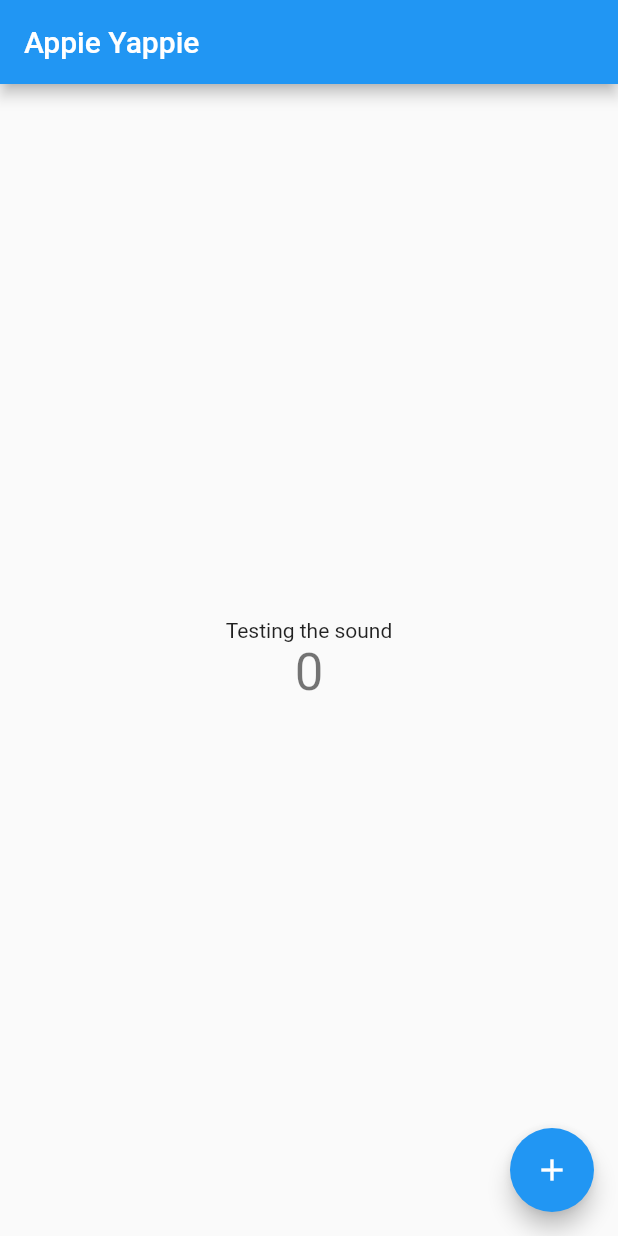
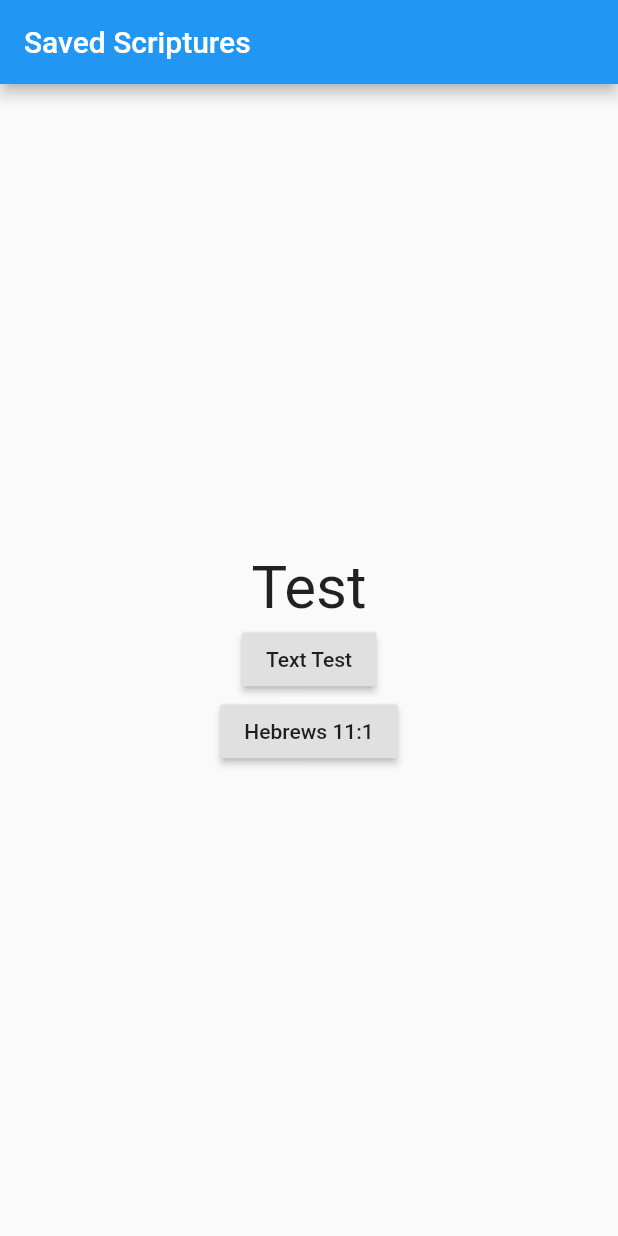
Before and after one commit to PaulWondel/android-app, a Flutter app: the screen it shows after launch, on a phone screen of 412 x 824 dp. Run offline on Flutter 3.47's test engine with Material 2 defaults, Android fonts, the phone set to English and light mode, and no system bars.

Commit message:
First working version

```diff
--- a/appie_yappie/lib/main.dart
+++ b/appie_yappie/lib/main.dart
@@ -1,5 +1,4 @@
 import 'package:flutter/material.dart';
-import 'package:flutter_sound/flutter_sound.dart';
 
 void main() {
   runApp(const MyApp());
@@ -8,109 +7,85 @@ void main() {
 class MyApp extends StatelessWidget {
   const MyApp({Key? key}) : super(key: key);
 
-  // This widget is the root of your application.
   @override
   Widget build(BuildContext context) {
-    return MaterialApp(
-      title: 'Flutter Demo',
-      theme: ThemeData(
-        // This is the theme of your application.
-        //
-        // Try running your application with "flutter run". You'll see the
-        // application has a blue toolbar. Then, without quitting the app, try
-        // changing the primarySwatch below to Colors.green and then invoke
-        // "hot reload" (press "r" in the console where you ran "flutter run",
-        // or simply save your changes to "hot reload" in a Flutter IDE).
-        // Notice that the counter didn't reset back to zero; the application
-        // is not restarted.
-        primarySwatch: Colors.blue,
-      ),
-      home: const MyHomePage(title: 'Appie Yappie'),
+    return const MaterialApp(
+      title: 'Appie Yappie',
+      // home: RandomWords(),
+      // home: SoundPlayer(),
+      home: HomePage(),
     );
   }
 }
 
-class MyHomePage extends StatefulWidget {
-  const MyHomePage({Key? key, required this.title}) : super(key: key);
-
-  // This widget is the home page of your application. It is stateful, meaning
-  // that it has a State object (defined below) that contains fields that affect
-  // how it looks.
-
-  // This class is the configuration for the state. It holds the values (in this
-  // case the title) provided by the parent (in this case the App widget) and
-  // used by the build method of the State. Fields in a Widget subclass are
-  // always marked "final".
-
-  final String title;
+class HomePage extends StatefulWidget {
+  const HomePage({Key? key}) : super(key: key);
 
   @override
-  State<MyHomePage> createState() => _MyHomePageState();
+  _HomePageState createState() => _HomePageState();
 }
 
-class _MyHomePageState extends State<MyHomePage> {
-  int _counter = 0;
+class _HomePageState extends State<HomePage> {
+  String msg = 'Test';
 
-  void _incrementCounter() {
+  final ButtonStyle raisedButtonStyle = ElevatedButton.styleFrom(
+    onPrimary: Colors.black87,
+    primary: Colors.grey[300],
+    minimumSize: Size(88, 36),
+    padding: EdgeInsets.symmetric(horizontal: 16),
+    shape: const RoundedRectangleBorder(
+      borderRadius: BorderRadius.all(Radius.circular(2)),
+    ),
+  );
+
+  @override
+  Widget build(BuildContext contect) {
+    return Scaffold(
+      appBar: AppBar(
+        title: const Text('Saved Scriptures'),
+      ),
+      body: Container(
+        child: Center(
+            child: Column(
+          mainAxisAlignment: MainAxisAlignment.center,
+          children: <Widget>[
+            Text(
+              msg,
+              style: TextStyle(
+                fontSize: 40,
+              ),
+              textAlign: TextAlign.center,
+            ),
+            ElevatedButton(
+              style: raisedButtonStyle,
+              onPressed: changeText,
+              child: const Text('Text Test'),
+            ),
+            ElevatedButton(
+              style: raisedButtonStyle,
+              onPressed: scripture,
+              child: const Text('Hebrews 11:1'),
+            )
+          ],
+        )),
+      ),
+    );
+  }
+
+  void changeText() {
     setState(() {
-      // This call to setState tells the Flutter framework that something has
-      // changed in this State, which causes it to rerun the build method below
-      // so that the display can reflect the updated values. If we changed
-      // _counter without calling setState(), then the build method would not be
-      // called again, and so nothing would appear to happen.
-      _counter++;
+      if (msg == 'Test') {
+        msg = 'Worked';
+      } else {
+        msg = 'Test';
+      }
     });
   }
 
-  @override
-  Widget build(BuildContext context) {
-    // This method is rerun every time setState is called, for instance as done
-    // by the _incrementCounter method above.
-    //
-    // The Flutter framework has been optimized to make rerunning build methods
-    // fast, so that you can just rebuild anything that needs updating rather
-    // than having to individually change instances of widgets.
-    return Scaffold(
-      appBar: AppBar(
-        // Here we take the value from the MyHomePage object that was created by
-        // the App.build method, and use it to set our appbar title.
-        title: Text(widget.title),
-      ),
-      body: Center(
-        // Center is a layout widget. It takes a single child and positions it
-        // in the middle of the parent.
-        child: Column(
-          // Column is also a layout widget. It takes a list of children and
-          // arranges them vertically. By default, it sizes itself to fit its
-          // children horizontally, and tries to be as tall as its parent.
-          //
-          // Invoke "debug painting" (press "p" in the console, choose the
-          // "Toggle Debug Paint" action from the Flutter Inspector in Android
-          // Studio, or the "Toggle Debug Paint" command in Visual Studio Code)
-          // to see the wireframe for each widget.
-          //
-          // Column has various properties to control how it sizes itself and
-          // how it positions its children. Here we use mainAxisAlignment to
-          // center the children vertically; the main axis here is the vertical
-          // axis because Columns are vertical (the cross axis would be
-          // horizontal).
-          mainAxisAlignment: MainAxisAlignment.center,
-          children: <Widget>[
-            const Text(
-              'Testing the sound',
-            ),
-            Text(
-              '$_counter',
-              style: Theme.of(context).textTheme.headline4,
-            ),
-          ],
-        ),
-      ),
-      floatingActionButton: FloatingActionButton(
-        onPressed: _incrementCounter,
-        tooltip: 'Sound test',
-        child: const Icon(Icons.add),
-      ), // This trailing comma makes auto-formatting nicer for build methods.
-    );
+  void scripture() {
+    setState(() {
+      msg =
+          "Now faith is the assurance of things hoped for, the conviction of things not seen.";
+    });
   }
 }
```
Also changed, not shown: appie_yappie/pubspec.yaml (+5 -3 lines), backup/main.dart (added, +116 -0 lines), appie_yappie/assets/images/download.png (added), appie_yappie/pubspec.lock, 2 other files.
